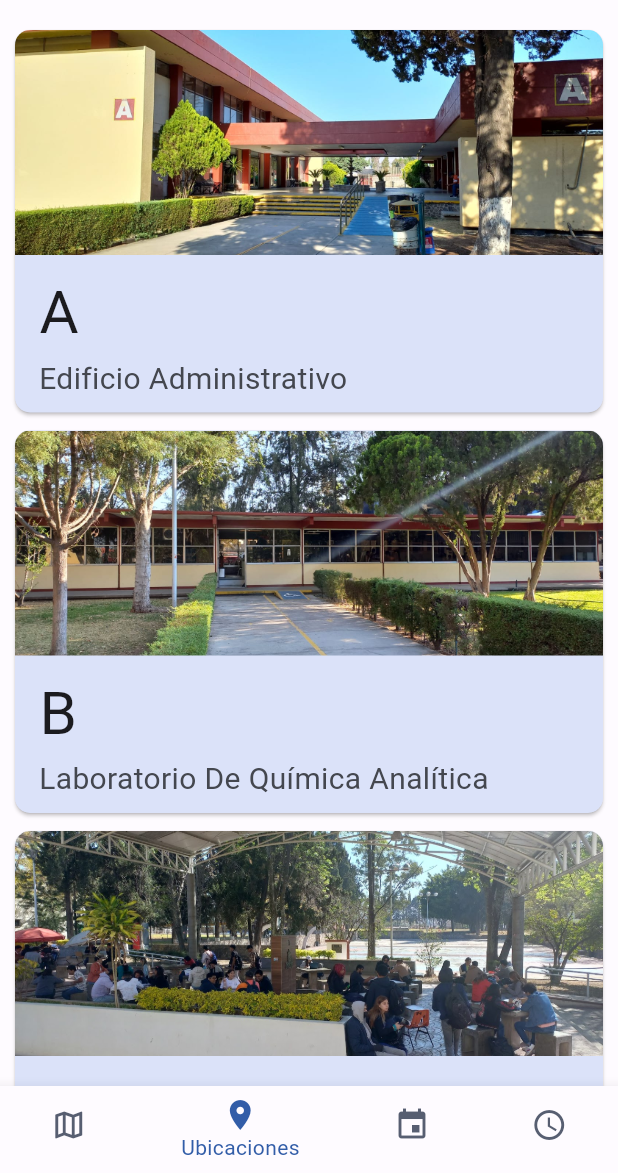
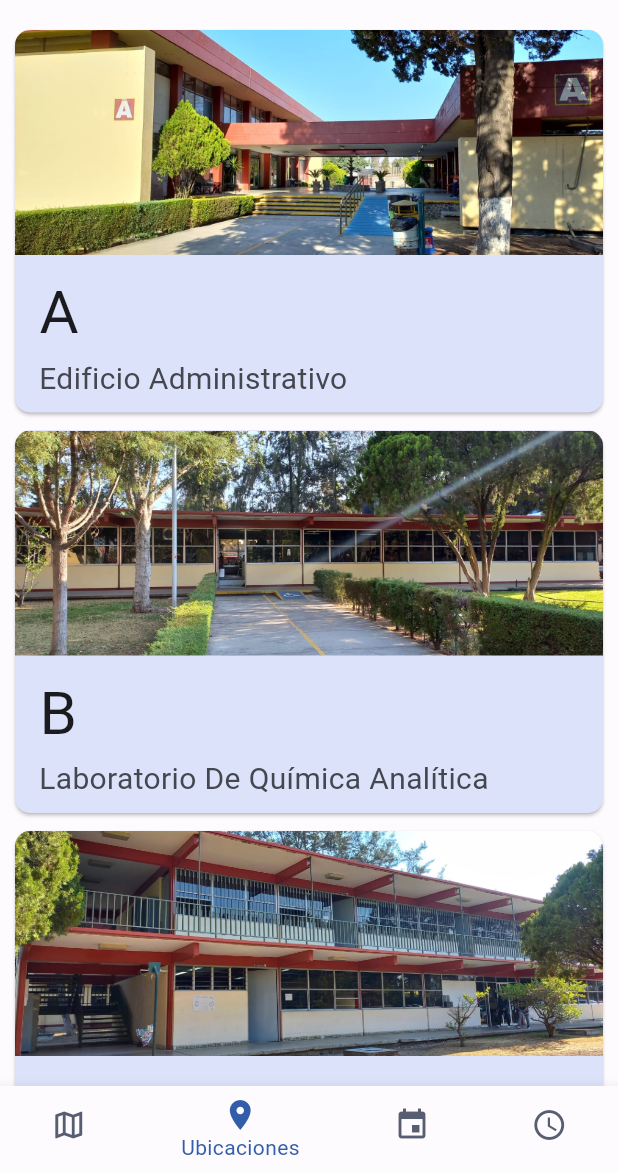
Before and after one commit to LeiWithP/PonyMapsFlutter, a Flutter app: the screen it shows after launch, item 2 of the bottom bar chosen, on a phone screen of 412 x 824 dp, the part 63-1236 px from its top. Run offline on Flutter 3.47's test engine with Material 2 defaults, Android fonts, the phone set to English and light mode, and no system bars; our stand-ins replace flutter_map, flutter_svg, geolocator, latlong2, sizer; missing offline and left inert: flutter_map_location_marker; network calls fail; statements that could not run were skipped.

Commit message:
New Images 02

```diff
--- a/lib/screens/ubicaciones.dart
+++ b/lib/screens/ubicaciones.dart
@@ -15,8 +15,8 @@ class Ubicaciones extends StatelessWidget {
           itemCount: items.length,
           itemBuilder: (context, index) {
             return UbicacionCard(
-              title: items[index]['building'] ?? 'Desconocido', // Use the 'name' value as the title
-              subtitle: items[index]['name'] ?? '', // Use the 'description' value as the subtitle
+              title: items[index]['building'] ?? 'Desconocido',
+              subtitle: items[index]['name'] ?? '',
               areas: items[index]['areas'] ?? '- Direccion\n- Departamento De Vinculacion\n- Oficina De Oficialidad Paqueteria\n- Departamento De Desarrollo Academico\n- Recursos Humanos\n- Servicio Medico\n- Departamento De Servicios Escolares\n- Departamento de Comunicacion y Difusion\n- Recursos Financieros\n- DEP: Division de Estudios Profesionales\n- DEPI: Division de Estudios de Posgrado e Investigacion"',
               imagePath: items[index]['photo'] ?? 'assets/pony_plaza.jpg',
             );
--- a/lib/settings/testData.dart
+++ b/lib/settings/testData.dart
@@ -1,7 +1,7 @@
 const List<Map<String, String>> buildings = [
 {"id": "1", "building": "A", "name": "Edificio Administrativo", "photo": 'assets/A.jpeg'},
 {"id": "2", "building": "B", "name": "Laboratorio De Química Analítica", "photo": 'assets/B.jpeg'},
-{"id": "3", "building": "C", "name": "Coordinación De Ingles"},
+{"id": "3", "building": "C", "name": "Coordinación De Ingles", "photo": 'assets/C.jpeg'},
 {"id": "4", "building": "CH", "name": "Departamento De Ingeniera Industrial Y Bioquímica", "photo": 'assets/CH.jpeg'},
 {"id": "5", "building": "D", "name": "Laboratorio De Ingeniera Bioquímica", "photo": 'assets/D.jpeg'},
 {"id": "6", "building": "E", "name": "Aulas Y Taller De Dibujo", "photo": 'assets/E.jpeg'},
@@ -9,8 +9,8 @@ const List<Map<String, String>> buildings = [
 {"id": "8", "building": "G", "name": "Laboratorio Ing. Mecánica Y Eléctrica"},
 {"id": "9", "building": "H", "name": "Unidad Deportiva Y Tribunas"},
 {"id": "10", "building": "I", "name": "Departamento De Sistemas Y Computación", "photo": 'assets/I.jpeg'},
-{"id": "11", "building": "J", "name": "Aulas De Titulación Y PADHIE"},
-{"id": "12", "building": "K", "name": "Aulas Y Delegación Sindical"},
+{"id": "11", "building": "J", "name": "Aulas De Titulación Y PADHIE", "photo": 'assets/J.jpeg'},
+{"id": "12", "building": "K", "name": "Aulas Y Delegación Sindical", "photo": 'assets/K.jpeg'},
 {"id": "13", "building": "L", "name": "Aulas Licenciatura Administración"},
 {"id": "14", "building": "LL", "name": "Centro de Negocios"},
 {"id": "15", "building": "M", "name": "Departamento Económico Administrativo"},
--- a/pubspec.yaml
+++ b/pubspec.yaml
@@ -70,10 +70,12 @@ flutter:
     - assets/pony_plaza.jpg
     - assets/A.jpeg
     - assets/B.jpeg
+    - assets/C.jpeg
     - assets/D.jpeg
     - assets/E.jpeg
     - assets/F.jpeg
     - assets/I.jpeg
+    - assets/J.jpeg
     - assets/K.jpeg
     - assets/CH.jpeg
 
```
Also changed, not shown: assets/C.jpeg (added), assets/J.jpeg (added).
